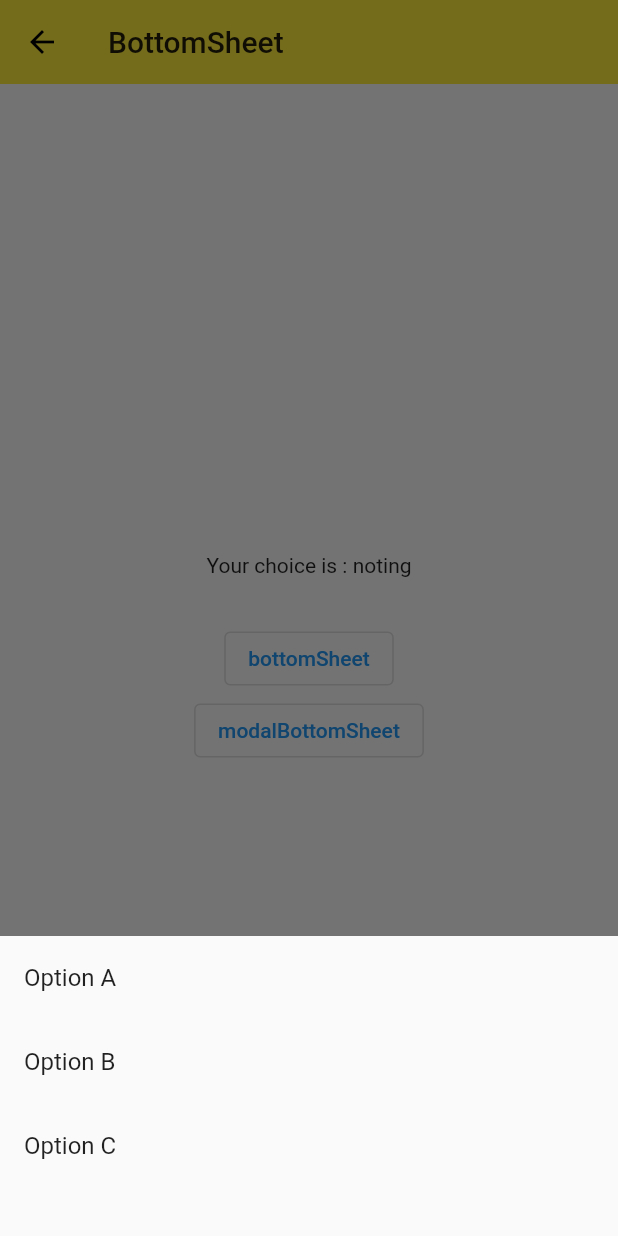
After one commit to VixHi/dy_flutter, a Flutter app: the DYBottomSheetDemo screen opened directly, after a tap on "bottomSheet", after a tap on "modalBottomSheet", on a phone screen of 412 x 824 dp. The commit adds this screen. Run offline on Flutter 3.47's test engine with Material 2 defaults, Android fonts, the phone set to English and light mode, and no system bars; missing offline and left inert: dart:ffi.

Commit message:
时间/各种弹框小部件的练习

```diff
--- /dev/null
+++ b/lib/view/dy_bottom_sheet_demo.dart
@@ -0,0 +1,130 @@
+import 'package:flutter/material.dart';
+import 'package:async/async.dart';
+
+enum Option {
+  A, B, C
+}
+
+class DYBottomSheetDemo extends StatefulWidget {
+  @override
+  _DYBottomSheetDemoState createState() => _DYBottomSheetDemoState();
+}
+
+class _DYBottomSheetDemoState extends State<DYBottomSheetDemo> {
+
+  String choice = 'noting';
+  final _bottomSheetScaffoldKey = GlobalKey<ScaffoldState>();
+  _showBottomSheet() {
+    _bottomSheetScaffoldKey
+    .currentState
+    .showBottomSheet((context) {
+      return BottomAppBar(
+        child: Container(
+          height: 60,
+          width: double.infinity,
+          padding: EdgeInsets.all(20),
+          child: Row(
+            children:[
+              Icon(Icons.pause_circle_filled_outlined),
+              Text('01:30 / 03:50'),
+              SizedBox(width: 50.0),
+              Expanded(child: Text('Fix you - Coldplay')),
+            ],
+          ),
+        ),
+      );
+    });
+
+  }
+
+  Future _showModalBottomSheet() async {
+    final _choice = await showModalBottomSheet(
+      context: context,
+      builder: (BuildContext context) {
+        return Container(
+          height: 200,
+          child: Column(
+            children: [
+              ListTile(
+                title:Text('Option A'),
+                onTap: (){
+                  Navigator.pop(context, Option.A);
+                },
+              ),
+              ListTile(
+                title:Text('Option B'),
+                onTap: (){
+                  Navigator.pop(context, Option.B);
+                },
+              ),
+              ListTile(
+                title:Text('Option C'),
+                onTap: (){
+                  Navigator.pop(context, Option.C);
+                },
+              ),
+            ],
+          ),
+        );
+      },
+    );
+
+    switch (_choice) {
+      case Option.A:
+        setState(() {
+          choice = 'A';
+        });
+        break;
+      case Option.B:
+        setState(() {
+          choice = 'B';
+        });
+        break;
+      case Option.C:
+        setState(() {
+          choice = 'C';
+        });
+        break;
+      default:
+    }
+  }
+
+  @override
+  Widget build(BuildContext context) {
+    return Scaffold(
+      key: _bottomSheetScaffoldKey,
+      appBar: AppBar(
+        title: Text('BottomSheet'),
+        elevation: 0,
+      ),
+
+      body: Container(
+        padding: EdgeInsets.all(10),
+        child: Column(
+          mainAxisAlignment: MainAxisAlignment.center,
+          children: [
+            Row(
+              mainAxisAlignment: MainAxisAlignment.center,
+              children: [
+                Text('Your choice is : $choice'),
+
+              ],
+            ),
+            SizedBox(height: 30),
+
+            OutlinedButton(
+              onPressed: _showBottomSheet,
+              child: Text('bottomSheet')
+            ),
+            OutlinedButton(
+              onPressed: _showModalBottomSheet,
+              child: Text('modalBottomSheet')
+            ),
+        ],
+      ),
+      ),
+
+
+    );
+  }
+}
--- /dev/null
+++ b/lib/view/dy_simple_dialog_demo.dart
@@ -0,0 +1,103 @@
+import 'package:flutter/material.dart';
+
+
+enum Option {
+  A, B, C
+}
+
+
+class DYSimpleDialogDemo extends StatefulWidget {
+  @override
+  _DYSimpleDialogDemoState createState() => _DYSimpleDialogDemoState();
+}
+
+class _DYSimpleDialogDemoState extends State<DYSimpleDialogDemo> {
+
+  String choice = 'noting';
+  Future _openSimpleDialog() async {
+    final _choice = await showDialog(
+      context: context,
+      builder: (BuildContext context){
+        return SimpleDialog(
+          titlePadding: EdgeInsets.all(10),
+          title: Text('SimpleDialog'),
+          children: [
+            SimpleDialogOption(
+              child:Text('Option A'),
+              onPressed: () {
+                Navigator.pop(context, Option.A);
+              },
+            ),
+            SimpleDialogOption(
+              child:Text('Option B'),
+              onPressed: () {
+                Navigator.pop(context, Option.B);
+              },
+            ),
+            SimpleDialogOption(
+              child:Text('Option C',),
+              onPressed: () {
+                Navigator.pop(context, Option.C);
+              },
+            ),
+          ],
+        );
+      }
+    );
+
+    switch (_choice) {
+      case Option.A:
+        setState(() {
+          choice = 'A';
+        });
+        break;
+      case Option.B:
+        setState(() {
+          choice = 'B';
+        });
+        break;
+      case Option.C:
+        setState(() {
+          choice = 'C';
+        });
+        break;
+
+      default:
+    }
+
+  }
+
+
+
+  @override
+  Widget build(BuildContext context) {
+    return Scaffold(
+      appBar: AppBar(
+        title: Text('SimpleDialog'),
+        elevation: 0.0,
+      ),
+      body: Container(
+        padding: EdgeInsets.all(10),
+        child: Column(
+          mainAxisAlignment: MainAxisAlignment.center,
+
+          // crossAxisAlignment: CrossAxisAlignment.center,
+          children:[
+            Row(
+              mainAxisAlignment: MainAxisAlignment.center,
+              children: [
+                Text('your choice is : ${choice}')
+              ],
+            ),
+
+          ]
+        ),
+
+      ),
+      floatingActionButton: FloatingActionButton(
+        onPressed: _openSimpleDialog,
+        child: Icon(Icons.add),
+      ),
+    );
+  }
+}
```
Also changed, not shown: lib/view/dy_alert_dialog_demo.dart (added, +91 -0 lines), lib/view/dy_expansion_panel_demo.dart (added, +111 -0 lines), lib/view/dy_materal_components.dart (+12 -0 lines), lib/view/dy_snackBar_demo.dart (added, +58 -0 lines).
